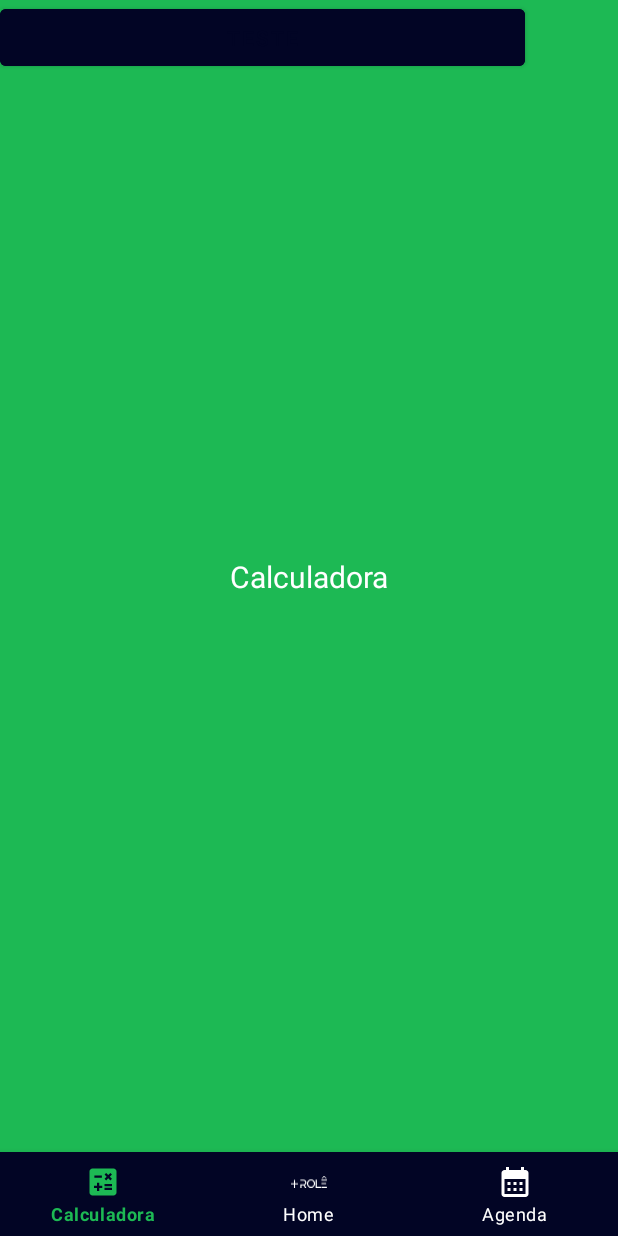
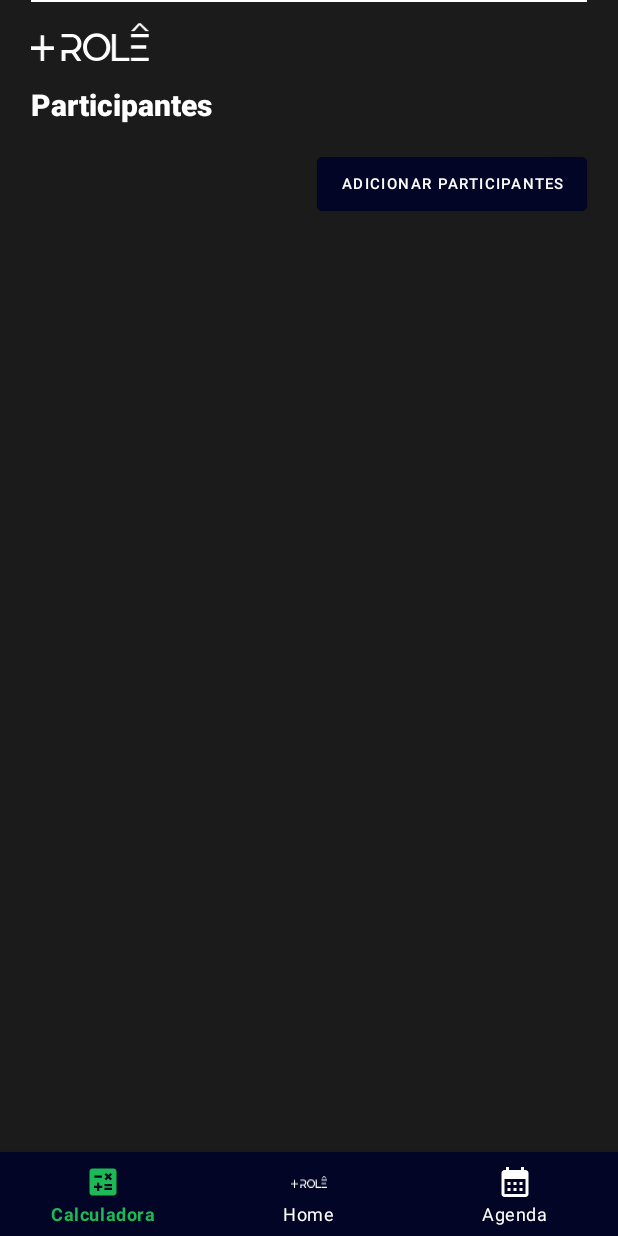
Before and after one commit to RuzyDev/MaisRole, an Android app: the CalculadoraFragment screen opened through its navigation route, on a phone screen of 412 x 824 dp. Run offline under Robolectric (Android 15) with nearby library versions, the light colour scheme and no system bars; our stand-ins replace Dagger/Hilt's generated code, data binding, navigation-ui.

Commit message:
sexta role

```diff
--- a/app/src/main/AndroidManifest.xml
+++ b/app/src/main/AndroidManifest.xml
@@ -3,6 +3,7 @@
     package="br.com.ruzy.maisrole">
 
     <application
+        android:name=".MainApplication"
         android:allowBackup="true"
         android:icon="@drawable/ic_logo_role"
         android:label="@string/app_name"
--- a/app/src/main/java/br/com/ruzy/maisrole/MainActivity.kt
+++ b/app/src/main/java/br/com/ruzy/maisrole/MainActivity.kt
@@ -13,7 +13,9 @@ import androidx.navigation.ui.NavigationUI
 import androidx.navigation.ui.setupWithNavController
 import br.com.ruzy.maisrole.databinding.ActivityMainBinding
 import com.google.android.material.bottomnavigation.BottomNavigationView
+import dagger.hilt.android.AndroidEntryPoint
 
+@AndroidEntryPoint
 class MainActivity : AppCompatActivity() {
     private lateinit var binding: ActivityMainBinding
 
--- a/app/src/main/java/br/com/ruzy/maisrole/ui/calculadora/CalculadoraFragment.kt
+++ b/app/src/main/java/br/com/ruzy/maisrole/ui/calculadora/CalculadoraFragment.kt
@@ -1,53 +1,87 @@
 package br.com.ruzy.maisrole.ui.calculadora
 
 import android.os.Bundle
+import android.util.Log
 import android.view.LayoutInflater
 import android.view.View
 import android.view.ViewGroup
+import android.widget.Toast
+import androidx.appcompat.app.AlertDialog
 import androidx.core.widget.addTextChangedListener
 import androidx.fragment.app.Fragment
+import androidx.fragment.app.viewModels
 import androidx.recyclerview.widget.LinearLayoutManager
 import br.com.ruzy.maisrole.R
 import br.com.ruzy.maisrole.adapter.CardAgendaAdapter
 import br.com.ruzy.maisrole.adapter.ParticipantesAdapter
 import br.com.ruzy.maisrole.databinding.CalculadoraFragmentBinding
 import br.com.ruzy.maisrole.databinding.HomeFragmentBinding
+import com.google.android.material.button.MaterialButton
 import com.google.android.material.dialog.MaterialAlertDialogBuilder
+import com.google.android.material.textfield.TextInputEditText
+import com.google.android.material.textfield.TextInputLayout
+import dagger.hilt.android.AndroidEntryPoint
+import okhttp3.internal.notify
+import okhttp3.internal.wait
 
-class CalculadoraFragment: Fragment() {
+@AndroidEntryPoint
+class CalculadoraFragment : Fragment() {
 
-    private lateinit var binding : CalculadoraFragmentBinding
+    private val calculadoraViewModel: CalculadoraViewModel by viewModels()
+    private lateinit var binding: CalculadoraFragmentBinding
     private lateinit var adapter: ParticipantesAdapter
-    private lateinit var customDialog : View
-    var text : String = ""
-    private lateinit var materialAlertDialogBuilder: MaterialAlertDialogBuilder
-
+    private lateinit var customDialog: View
+    var text: String = ""
 
     override fun onCreateView(
         inflater: LayoutInflater,
         container: ViewGroup?,
         savedInstanceState: Bundle?
     ): View {
-        binding = CalculadoraFragmentBinding.inflate(inflater,container,false)
+        binding = CalculadoraFragmentBinding.inflate(inflater, container, false)
 
         adapter = ParticipantesAdapter()
 
-        materialAlertDialogBuilder = MaterialAlertDialogBuilder(requireContext())
+        val materialAlertDialogBuilder = MaterialAlertDialogBuilder(requireContext())
+        val alertDialog = AlertDialog.Builder(requireContext())
 
-        customDialog = LayoutInflater.from(requireContext())
-            .inflate(R.layout.dialog_add_participantes, null, false)
+        binding.editText.setOnClickListener(View.OnClickListener {
 
-        binding.editText.setOnClickListener(
-            materialAlertDialogBuilder.setView(customDialog)
+            val customDialog = LayoutInflater.from(context)
+                .inflate(R.layout.dialog_add_participantes, null, false)
+
+            val inputEditText = customDialog.findViewById<TextInputLayout>(R.id.edit_participantes)
+
+            val dialog = materialAlertDialogBuilder.setView(customDialog)
+                .setPositiveButton("Adicionar"){ dialog, _ ->
+                }
+                .setNegativeButton("Cancelar") { dialog, _ ->
+                    dialog.dismiss()
+                }
                 .show()
-        )
+            val positiveButton = dialog.getButton(AlertDialog.BUTTON_POSITIVE)
+            positiveButton.setOnClickListener {
+                text = inputEditText.editText?.text.toString()
+                if(text.isNotEmpty()){
+                    adapter.addList(text)
+                    Log.d("batata", adapter.nomes.toString())
+                    dialog.dismiss()
+                }else{
+                    inputEditText.error = "Digite um nome válido!"
+                    Toast.makeText(requireContext(),"deu nao",Toast.LENGTH_SHORT).show()
+                }
+            }
 
-        binding.editText.addTextChangedListener {
-            text = it.toString()
-            adapter.nomes.add(text)
-        }
+        })
 
-        binding.recycle.layoutManager = LinearLayoutManager(activity,LinearLayoutManager.VERTICAL,false)
+
+//        binding.editText.addTextChangedListener {
+//            text = it.toString()
+//            adapter.nomes.add(text)
+//        }
+
+        binding.recycle.layoutManager =
+            LinearLayoutManager(activity, LinearLayoutManager.HORIZONTAL, false)
 
         binding.recycle.adapter = adapter
 
--- a/app/src/main/res/layout/calculadora_fragment.xml
+++ b/app/src/main/res/layout/calculadora_fragment.xml
@@ -1,41 +1,64 @@
 <?xml version="1.0" encoding="utf-8"?>
 
 <layout>
+
     <androidx.constraintlayout.widget.ConstraintLayout xmlns:android="http://schemas.android.com/apk/res/android"
+        xmlns:app="http://schemas.android.com/apk/res-auto"
         android:layout_width="match_parent"
         android:layout_height="match_parent"
-    xmlns:app="http://schemas.android.com/apk/res-auto"
-    android:background="@color/greenDefault">
+        android:background="@color/background">
 
-    <TextView
-        android:id="@+id/teste"
+        <ImageView
+            android:id="@+id/icon_logoRole"
+            android:layout_width="100dp"
+            android:layout_height="25dp"
+            android:layout_marginStart="10dp"
+            android:layout_marginTop="15dp"
+            android:src="@drawable/ic_logo_role"
+            app:layout_constraintStart_toStartOf="parent"
+            app:layout_constraintTop_toTopOf="parent" />
+
+        <com.google.android.material.textview.MaterialTextView
+            android:id="@+id/txt_participantesTitulo"
             android:layout_width="wrap_content"
             android:layout_height="wrap_content"
-        android:text="Calculadora"
+            android:text="Participantes"
+            android:textSize="20sp"
+            app:layout_constraintTop_toBottomOf="@id/icon_logoRole"
             android:textColor="@color/white"
-        android:textSize="20sp"
-        app:layout_constraintTop_toTopOf="parent"
-        app:layout_constraintBottom_toBottomOf="parent"
-        app:layout_constraintStart_toStartOf="parent"
-        app:layout_constraintEnd_toEndOf="parent"/>
+            android:fontFamily="sans-serif-black"
+            app:layout_constraintStart_toStartOf="@id/divider"
+            android:layout_marginTop="15sp"/>
+
+        <androidx.recyclerview.widget.RecyclerView
+            android:id="@+id/recycle"
+            android:layout_width="0dp"
+            android:layout_height="wrap_content"
+            android:layout_marginTop="15sp"
+            app:layoutManager="androidx.recyclerview.widget.LinearLayoutManager"
+            app:layout_constraintEnd_toEndOf="@id/divider"
+            app:layout_constraintStart_toStartOf="@id/divider"
+            app:layout_constraintTop_toBottomOf="@id/txt_participantesTitulo" />
 
         <com.google.android.material.button.MaterialButton
             android:id="@+id/editText"
-        android:layout_width="350dp"
-        android:layout_height="50dp"
-        android:text="Teste"
+            android:layout_width="wrap_content"
+            android:layout_height="wrap_content"
             android:backgroundTint="@color/blueDefault"
-        />
+            android:text="Adicionar participantes"
+            android:textColor="@color/white"
+            android:textSize="10sp"
+            app:layout_constraintEnd_toEndOf="@id/divider"
+            app:layout_constraintTop_toBottomOf="@id/recycle" />
 
-    <androidx.recyclerview.widget.RecyclerView
-        android:id="@+id/recycle"
-        android:layout_width="200dp"
-        android:layout_height="wrap_content"
-        app:layoutManager="androidx.recyclerview.widget.LinearLayoutManager"
+        <View
+            android:id="@+id/divider"
+            android:layout_width="0dp"
+            android:layout_height="1dp"
+            android:background="@color/white"
+            app:layout_constraintEnd_toEndOf="parent"
             app:layout_constraintStart_toStartOf="parent"
-        app:layout_constraintEnd_toEndOf="parent"
-        app:layout_constraintTop_toBottomOf="@id/teste"/>
-
+            app:layout_constraintWidth_percent="0.9" />
 
 
     </androidx.constraintlayout.widget.ConstraintLayout>
--- a/app/src/main/res/values/colors.xml
+++ b/app/src/main/res/values/colors.xml
@@ -7,7 +7,7 @@
     <color name="teal_700">#FF018786</color>
     <color name="black">#FF000000</color>
     <color name="white">#FFFFFFFF</color>
-    <color name="background">#212121</color>
+    <color name="background">#1B1B1B</color>
     <color name="backgroundCard">#535353</color>
     <color name="greenDefault">#1DB954</color>
     <color name="blueDefault">#020525</color>
--- a/app/src/main/res/values/preloaded_fonts.xml
+++ b/app/src/main/res/values/preloaded_fonts.xml
@@ -2,5 +2,8 @@
 <resources>
     <array name="preloaded_fonts" translatable="false">
         <item>@font/montserrat_bold</item>
+        <item>@font/nunito_bold</item>
+        <item>@font/nunito_extrabold</item>
+        <item>@font/varela</item>
     </array>
 </resources>
```
Also changed, not shown: app/src/main/java/br/com/ruzy/maisrole/ui/calculadora/CalculadoraViewModel.kt (+3 -7 lines), app/src/main/res/layout/dialog_add_participantes.xml (+8 -13 lines), app/src/main/res/drawable/logoBlur.png (added). Lines whose indentation alone changed are shown as unchanged.
